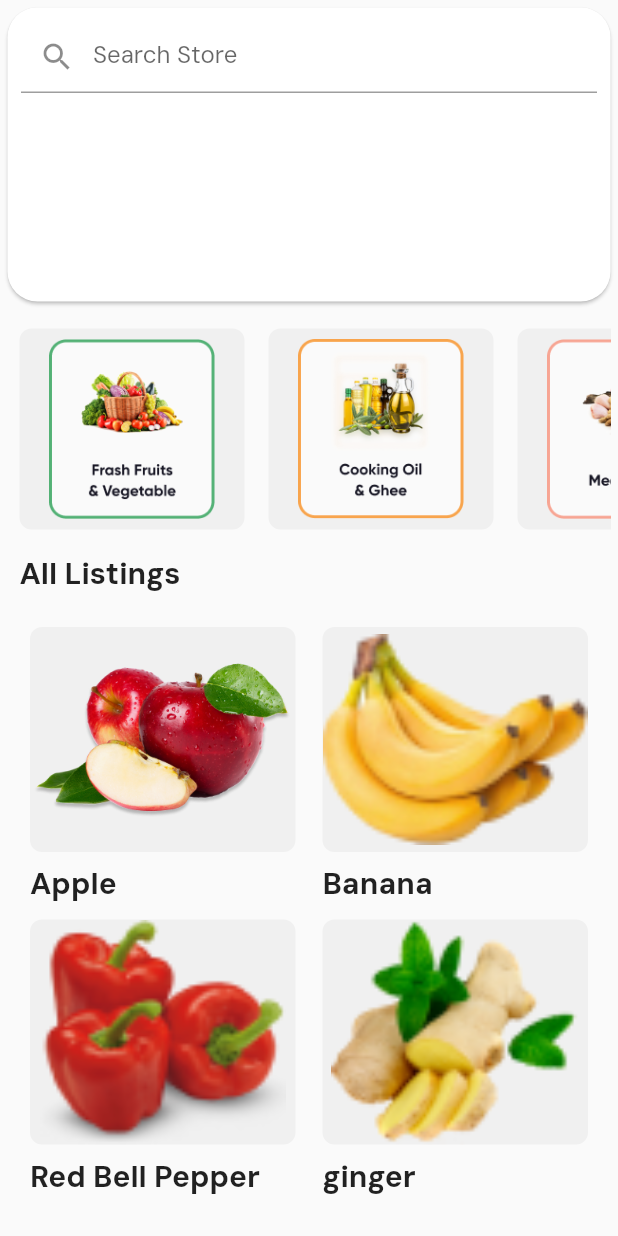
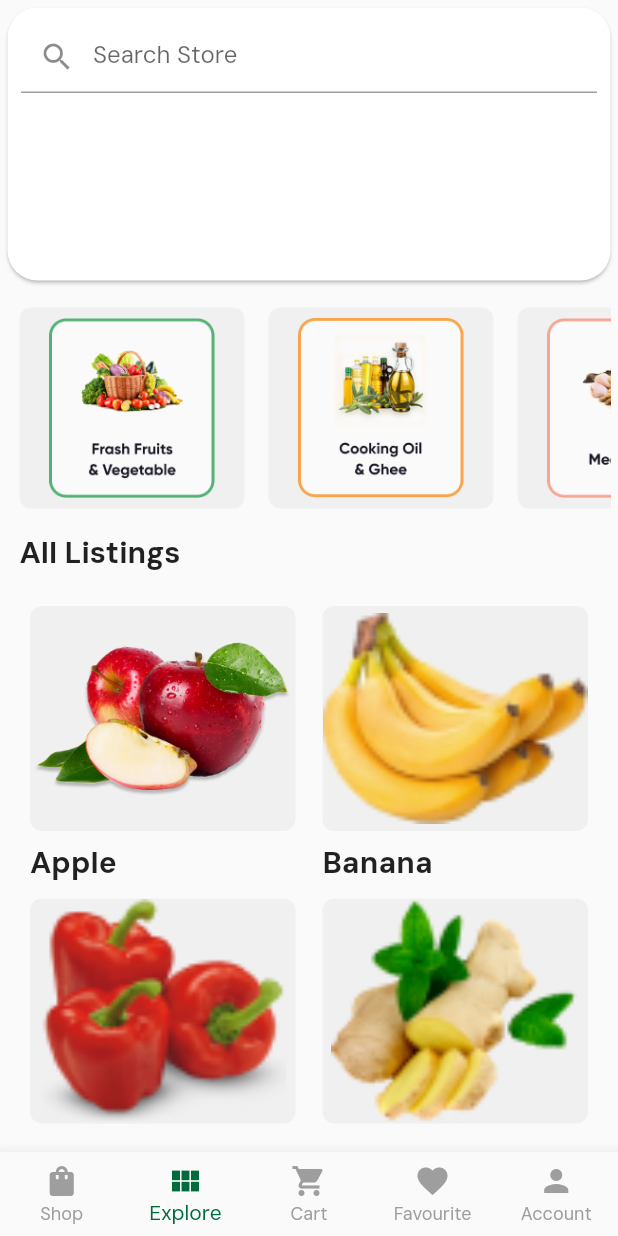
Before and after one commit to SSSamueLDS/googleignite_team7, a Flutter app: the BuyerExplore screen opened directly, on a phone screen of 412 x 824 dp. Run offline on Flutter 3.47's test engine with Material 2 defaults, Android fonts, the phone set to English and light mode, and no system bars.

Commit message:
fixed the nav

```diff
--- a/googleignite_team7/lib/main.dart
+++ b/googleignite_team7/lib/main.dart
@@ -145,7 +145,7 @@
             child: MyFilledButton(
               label: "Get Started",
               onPressed: () {
-                Navigator.pushNamed(context, '/buyer_cart');
+                Navigator.pushNamed(context, '/register_or_login');
               },
               fillColor: Colors.black,
               borderColor: Colors.transparent,
--- a/googleignite_team7/lib/screens/buyer_account.dart
+++ b/googleignite_team7/lib/screens/buyer_account.dart
@@ -65,10 +65,10 @@
           // for changing of pages
           switch (index) {
             case 0:
-              Navigator.pushNamed(context, '/buyer_landing');
+              Navigator.pushNamed(context, '/buyer_explore');
               break;
             case 1:
-              Navigator.pushNamed(context, '/buyer_explore');
+              Navigator.pushNamed(context, '/buyer_select');
               break;
             case 2:
               Navigator.pushNamed(context, '/buyer_cart');
--- a/googleignite_team7/lib/screens/buyer_cart.dart
+++ b/googleignite_team7/lib/screens/buyer_cart.dart
@@ -243,10 +243,10 @@
           // for changing of pages
           switch (index) {
             case 0:
-            Navigator.pushNamed(context, '/buyer_landing');
+              Navigator.pushNamed(context, '/buyer_explore');
               break;
             case 1:
-            Navigator.pushNamed(context, '/buyer_explore');
+              Navigator.pushNamed(context, '/buyer_select');
               break;
             case 2:
               Navigator.pushNamed(context, '/buyer_cart');
--- a/googleignite_team7/lib/screens/buyer_explore.dart
+++ b/googleignite_team7/lib/screens/buyer_explore.dart
@@ -162,7 +162,7 @@
 }
 
 class _BuyerExplores extends State<BuyerExplores> {
-  int _currentIndex = 1;
+  int _currentIndex = 0;
 
   @override
   Widget build(BuildContext context) {
@@ -193,10 +193,10 @@
           // for changing of pages
           switch (index) {
             case 0:
-              Navigator.pushNamed(context, '/buyer_landing');
+              Navigator.pushNamed(context, '/buyer_explore');
               break;
             case 1:
-              Navigator.pushNamed(context, '/buyer_explore');
+              Navigator.pushNamed(context, '/buyer_select');
               break;
             case 2:
               Navigator.pushNamed(context, '/buyer_cart');
--- a/googleignite_team7/lib/screens/buyer_select.dart
+++ b/googleignite_team7/lib/screens/buyer_select.dart
@@ -31,14 +31,17 @@
           ),
           Column(
             mainAxisAlignment: MainAxisAlignment.center,
-            children: [_buildLogo(context),
-            Expanded(child:
-            Stack(children: [
-
-              Expanded(child: BuyerExplore(),)
-
-            ],)
-            )],
+            children: [
+              _buildLogo(context),
+              Expanded(
+                  child: Stack(
+                children: [
+                  Expanded(
+                    child: BuyerExplore(),
+                  )
+                ],
+              ))
+            ],
           ),
         ]),
       ),
@@ -56,8 +59,6 @@
     ),
   );
 }
-
-
 
 class SearchResults extends StatefulWidget {
   @override
@@ -85,8 +86,6 @@
   @override
   void initState() {
     super.initState();
-
-
   }
 
   void filterSearchResults(String query) {
@@ -139,7 +138,7 @@
             ),
             Container(
               height: 50,
-          width:250,
+              width: 250,
               child: ListView.builder(
                 itemCount: filteredData.length,
                 itemBuilder: (BuildContext context, int index) {
@@ -157,35 +156,81 @@
   }
 }
 
-
 class BuyerExplore extends StatefulWidget {
   @override
   _BuyerExplore createState() => _BuyerExplore();
 }
 
 class _BuyerExplore extends State<BuyerExplore> {
-  int _currentIndex = 0;
+  int _currentIndex = 1;
 
   @override
   Widget build(BuildContext context) {
     return Scaffold(
       body: Column(
         children: [
-          Expanded(child: SearchResults(),),
-
+          Expanded(
+            child: SearchResults(),
+          ),
           Expanded(
             flex: 3,
             child: Padding(
               padding: const EdgeInsets.all(5.0),
               child: HorizontalScrollExample(
-
                 verticalHeaderText: 'All Listings',
               ),
             ),
           )
         ],
       ),
-
+      bottomNavigationBar: BottomNavigationBar(
+        type: BottomNavigationBarType.fixed,
+        currentIndex: _currentIndex,
+        onTap: (index) {
+          setState(() {
+            _currentIndex = index;
+          });
+          // for changing of pages
+          switch (index) {
+            case 0:
+              Navigator.pushNamed(context, '/buyer_explore');
+              break;
+            case 1:
+              Navigator.pushNamed(context, '/buyer_select');
+              break;
+            case 2:
+              Navigator.pushNamed(context, '/buyer_cart');
+              break;
+            case 3:
+              break;
+            case 4:
+              Navigator.pushNamed(context, '/buyer_account');
+              break;
+          }
+        },
+        elevation: 8.0,
+        selectedItemColor: Color.fromRGBO(0, 107, 60, 1),
+        unselectedItemColor: Colors.grey,
+        items: const [
+          BottomNavigationBarItem(
+            icon: Icon(Icons.shopping_bag),
+            label: 'Shop',
+          ),
+          BottomNavigationBarItem(
+            icon: Icon(Icons.view_module),
+            label: 'Explore',
+          ),
+          BottomNavigationBarItem(
+            icon: Icon(Icons.shopping_cart),
+            label: 'Cart',
+          ),
+          BottomNavigationBarItem(
+            icon: Icon(Icons.favorite),
+            label: 'Favourite',
+          ),
+          BottomNavigationBarItem(icon: Icon(Icons.person), label: "Account")
+        ],
+      ),
     );
   }
 }
@@ -194,7 +239,6 @@
   final String verticalHeaderText;
 
   HorizontalScrollExample({
-
     required this.verticalHeaderText,
   });
 
@@ -203,7 +247,6 @@
     return Column(
       crossAxisAlignment: CrossAxisAlignment.start,
       children: [
-
         Container(
           height: 150, // Adjust the height as needed
           child: ListView(
@@ -225,7 +268,6 @@
                         height: 120, // Adjust the image height as needed
                         width: 120, // Adjust the image width as needed
                       ),
-
                     ],
                   ),
                 ),
@@ -247,7 +289,6 @@
                         height: 120, // Adjust the image height as needed
                         width: 120, // Adjust the image width as needed
                       ),
-
                     ],
                   ),
                 ),
@@ -269,8 +310,6 @@
                         height: 120, // Adjust the image height as needed
                         width: 120, // Adjust the image width as needed
                       ),
-
-
                     ],
                   ),
                 ),
@@ -292,7 +331,6 @@
                         height: 120, // Adjust the image height as needed
                         width: 120, // Adjust the image width as needed
                       ),
-
                     ],
                   ),
                 ),
@@ -355,7 +393,6 @@
                                   fontWeight: FontWeight.bold, fontSize: 20.0),
                             ),
                           ),
-
                         ],
                       ),
                     ),
@@ -389,7 +426,6 @@
                                   fontWeight: FontWeight.bold, fontSize: 20.0),
                             ),
                           ),
-
                         ],
                       ),
                     ),
@@ -423,7 +459,6 @@
                                   fontWeight: FontWeight.bold, fontSize: 20.0),
                             ),
                           ),
-
                         ],
                       ),
                     ),
@@ -457,11 +492,9 @@
                                   fontWeight: FontWeight.bold, fontSize: 20),
                             ),
                           ),
-
                         ],
                       ),
                     ),
-
                   ]),
             ),
           ),
```
Also changed, not shown: googleignite_team7/pubspec.lock. Lines whose indentation alone changed are shown as unchanged.
